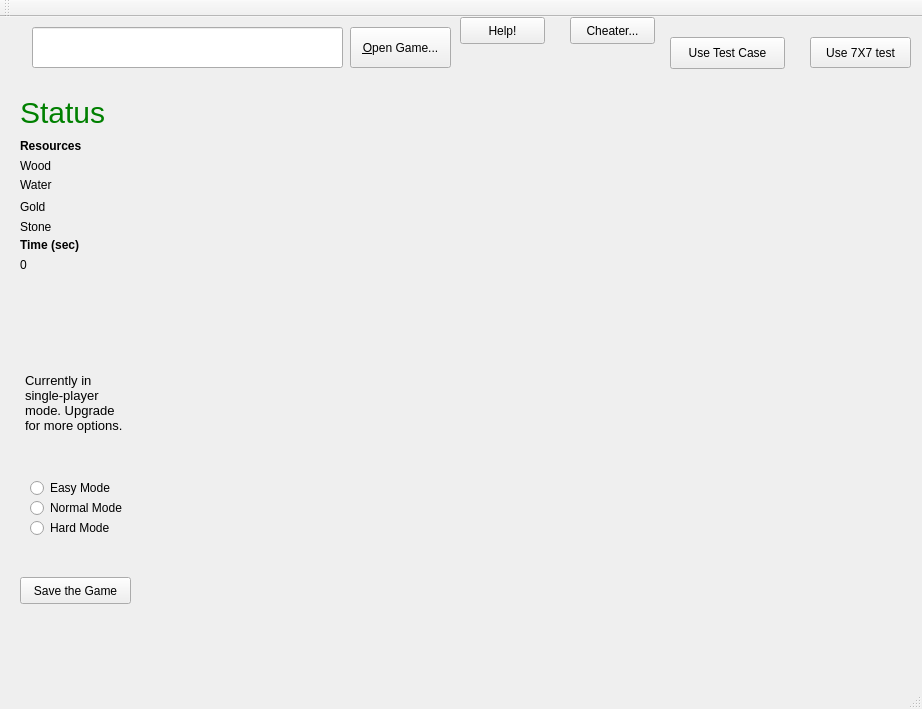
Before: the Qt Designer form road_race/roadrace.ui in bjuppl/roadrace, drawn with Qt 5.
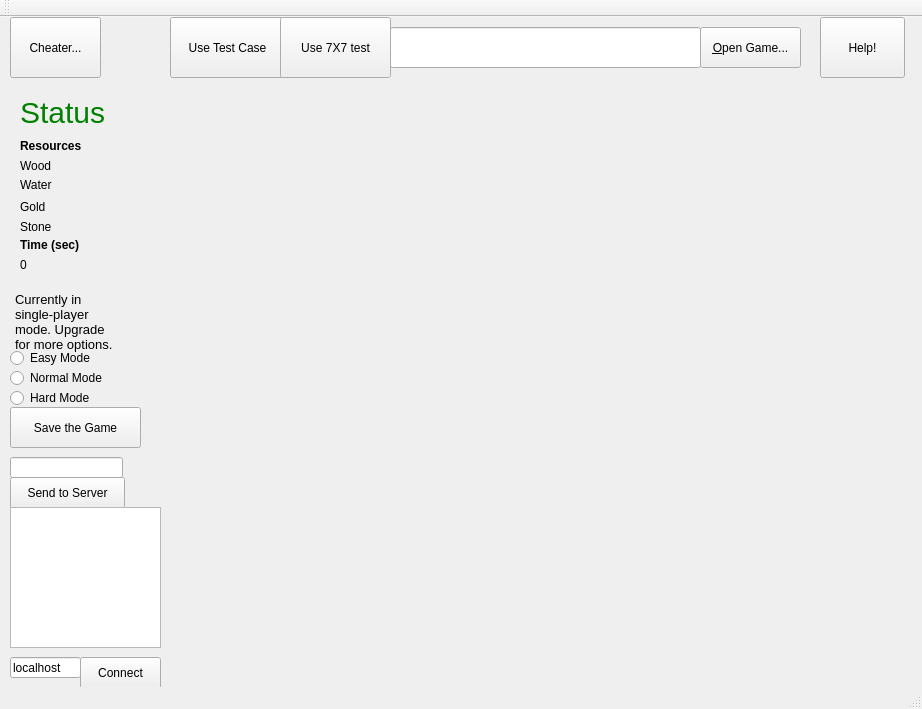
After: the same form once the commit is applied.

Commit message: Basic server funtionality in place

Diff of the .ui file:
```diff
--- a/road_race/roadrace.ui
+++ b/road_race/roadrace.ui
@@ -17,10 +17,10 @@
    <widget class="QPushButton" name="btnStuff">
     <property name="geometry">
      <rect>
-      <x>670</x>
-      <y>20</y>
+      <x>170</x>
+      <y>0</y>
       <width>115</width>
-      <height>32</height>
+      <height>61</height>
      </rect>
     </property>
     <property name="text">
@@ -30,7 +30,7 @@
    <widget class="QToolButton" name="btnOpenGame">
     <property name="geometry">
      <rect>
-      <x>350</x>
+      <x>700</x>
       <y>10</y>
       <width>101</width>
       <height>41</height>
@@ -43,7 +43,7 @@
    <widget class="QLineEdit" name="iptGameFileName">
     <property name="geometry">
      <rect>
-      <x>32</x>
+      <x>390</x>
       <y>10</y>
       <width>311</width>
       <height>41</height>
@@ -217,8 +217,8 @@
    <widget class="QTextBrowser" name="textBrowser">
     <property name="geometry">
      <rect>
-      <x>20</x>
-      <y>351</y>
+      <x>10</x>
+      <y>270</y>
       <width>111</width>
       <height>71</height>
      </rect>
@@ -237,10 +237,10 @@
    <widget class="QPushButton" name="helpBtn">
     <property name="geometry">
      <rect>
-      <x>460</x>
+      <x>820</x>
       <y>0</y>
       <width>85</width>
-      <height>27</height>
+      <height>61</height>
      </rect>
     </property>
     <property name="text">
@@ -250,8 +250,8 @@
    <widget class="QRadioButton" name="EsyBtn">
     <property name="geometry">
      <rect>
-      <x>30</x>
-      <y>460</y>
+      <x>10</x>
+      <y>330</y>
       <width>102</width>
       <height>22</height>
      </rect>
@@ -263,8 +263,8 @@
    <widget class="QRadioButton" name="MedBtn">
     <property name="geometry">
      <rect>
-      <x>30</x>
-      <y>480</y>
+      <x>10</x>
+      <y>350</y>
       <width>121</width>
       <height>22</height>
      </rect>
@@ -276,8 +276,8 @@
    <widget class="QRadioButton" name="HardBtn">
     <property name="geometry">
      <rect>
-      <x>30</x>
-      <y>500</y>
+      <x>10</x>
+      <y>370</y>
       <width>111</width>
       <height>22</height>
      </rect>
@@ -289,10 +289,10 @@
    <widget class="QPushButton" name="cheatBtn">
     <property name="geometry">
      <rect>
-      <x>570</x>
+      <x>10</x>
       <y>0</y>
-      <width>85</width>
-      <height>27</height>
+      <width>91</width>
+      <height>61</height>
      </rect>
     </property>
     <property name="text">
@@ -302,10 +302,10 @@
    <widget class="QPushButton" name="SaveBtn">
     <property name="geometry">
      <rect>
-      <x>20</x>
-      <y>560</y>
-      <width>111</width>
-      <height>27</height>
+      <x>10</x>
+      <y>390</y>
+      <width>131</width>
+      <height>41</height>
      </rect>
     </property>
     <property name="text">
@@ -315,10 +315,10 @@
    <widget class="QPushButton" name="tst2Btn">
     <property name="geometry">
      <rect>
-      <x>810</x>
-      <y>20</y>
-      <width>101</width>
-      <height>31</height>
+      <x>280</x>
+      <y>0</y>
+      <width>111</width>
+      <height>61</height>
      </rect>
     </property>
     <property name="text">
@@ -354,6 +354,65 @@
      <string>0</string>
     </property>
    </widget>
+   <widget class="QPushButton" name="btnSendToServer">
+    <property name="geometry">
+     <rect>
+      <x>10</x>
+      <y>460</y>
+      <width>115</width>
+      <height>32</height>
+     </rect>
+    </property>
+    <property name="text">
+     <string>Send to Server</string>
+    </property>
+   </widget>
+   <widget class="QLineEdit" name="iptServerMsg">
+    <property name="geometry">
+     <rect>
+      <x>10</x>
+      <y>440</y>
+      <width>113</width>
+      <height>21</height>
+     </rect>
+    </property>
+   </widget>
+   <widget class="QTextEdit" name="txtServerOutput">
+    <property name="geometry">
+     <rect>
+      <x>10</x>
+      <y>490</y>
+      <width>151</width>
+      <height>141</height>
+     </rect>
+    </property>
+   </widget>
+   <widget class="QLineEdit" name="iptServerName">
+    <property name="geometry">
+     <rect>
+      <x>10</x>
+      <y>640</y>
+      <width>71</width>
+      <height>21</height>
+     </rect>
+    </property>
+    <property name="text">
+     <string>localhost</string>
+    </property>
+   </widget>
+   <widget class="QPushButton" name="btnConnect">
+    <property name="geometry">
+     <rect>
+      <x>80</x>
+      <y>640</y>
+      <width>81</width>
+      <height>32</height>
+     </rect>
+    </property>
+    <property name="text">
+     <string>Connect</string>
+    </property>
+   </widget>
   </widget>
   <widget class="QToolBar" name="mainToolBar">
    <attribute name="toolBarArea">
```
The commit also changes 19 other files.
